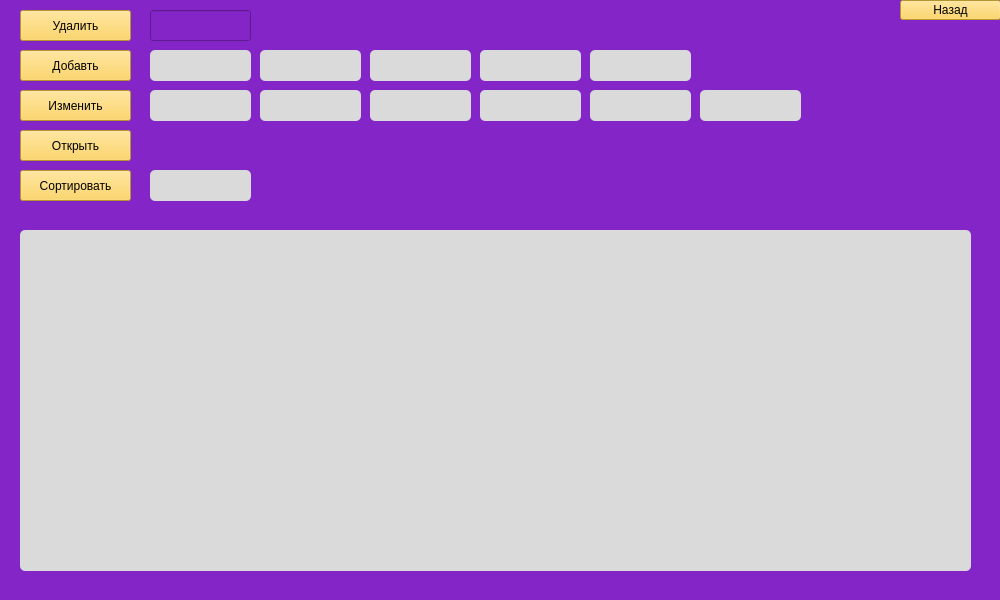
veleus/opiweqbhfgb, file основа/accidentsMain.ui: the form before one commit.
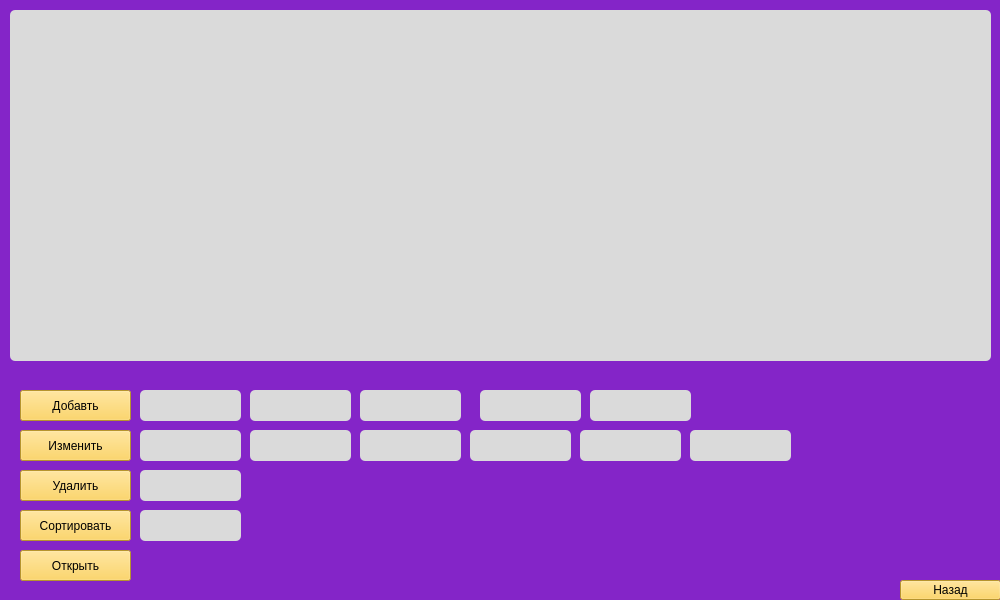
The form after the commit.

The edit to the form file:
```diff
--- a/основа/accidentsMain.ui
+++ b/основа/accidentsMain.ui
@@ -47,10 +47,10 @@
    <widget class="QTableWidget" name="tableWidget">
     <property name="geometry">
      <rect>
-      <x>20</x>
-      <y>230</y>
-      <width>951</width>
-      <height>341</height>
+      <x>10</x>
+      <y>10</y>
+      <width>981</width>
+      <height>351</height>
      </rect>
     </property>
     <property name="styleSheet">
@@ -65,7 +65,7 @@
     <property name="geometry">
      <rect>
       <x>20</x>
-      <y>10</y>
+      <y>470</y>
       <width>111</width>
       <height>31</height>
      </rect>
@@ -82,7 +82,7 @@
     <property name="geometry">
      <rect>
       <x>20</x>
-      <y>50</y>
+      <y>390</y>
       <width>111</width>
       <height>31</height>
      </rect>
@@ -99,7 +99,7 @@
     <property name="geometry">
      <rect>
       <x>20</x>
-      <y>90</y>
+      <y>430</y>
       <width>111</width>
       <height>31</height>
      </rect>
@@ -116,7 +116,7 @@
     <property name="geometry">
      <rect>
       <x>20</x>
-      <y>130</y>
+      <y>550</y>
       <width>111</width>
       <height>31</height>
      </rect>
@@ -133,7 +133,7 @@
     <property name="geometry">
      <rect>
       <x>20</x>
-      <y>170</y>
+      <y>510</y>
       <width>111</width>
       <height>31</height>
      </rect>
@@ -150,7 +150,7 @@
     <property name="geometry">
      <rect>
       <x>900</x>
-      <y>0</y>
+      <y>580</y>
       <width>101</width>
       <height>20</height>
      </rect>
@@ -166,21 +166,22 @@
    <widget class="QLineEdit" name="DellLine">
     <property name="geometry">
      <rect>
-      <x>150</x>
-      <y>10</y>
+      <x>140</x>
+      <y>470</y>
       <width>101</width>
       <height>31</height>
      </rect>
     </property>
     <property name="styleSheet">
-     <string notr="true"/>
+     <string notr="true">background-color: rgb(218, 218, 218);
+border-radius: 5px;</string>
     </property>
    </widget>
    <widget class="QLineEdit" name="AddLine">
     <property name="geometry">
      <rect>
-      <x>150</x>
-      <y>50</y>
+      <x>140</x>
+      <y>390</y>
       <width>101</width>
       <height>31</height>
      </rect>
@@ -193,8 +194,8 @@
    <widget class="QLineEdit" name="AddLine_1">
     <property name="geometry">
      <rect>
-      <x>260</x>
-      <y>50</y>
+      <x>250</x>
+      <y>390</y>
       <width>101</width>
       <height>31</height>
      </rect>
@@ -207,8 +208,8 @@
    <widget class="QLineEdit" name="AddLine_2">
     <property name="geometry">
      <rect>
-      <x>370</x>
-      <y>50</y>
+      <x>360</x>
+      <y>390</y>
       <width>101</width>
       <height>31</height>
      </rect>
@@ -222,7 +223,7 @@
     <property name="geometry">
      <rect>
       <x>480</x>
-      <y>50</y>
+      <y>390</y>
       <width>101</width>
       <height>31</height>
      </rect>
@@ -236,7 +237,7 @@
     <property name="geometry">
      <rect>
       <x>590</x>
-      <y>50</y>
+      <y>390</y>
       <width>101</width>
       <height>31</height>
      </rect>
@@ -249,8 +250,8 @@
    <widget class="QLineEdit" name="ChangeLine_4">
     <property name="geometry">
      <rect>
-      <x>590</x>
-      <y>90</y>
+      <x>580</x>
+      <y>430</y>
       <width>101</width>
       <height>31</height>
      </rect>
@@ -263,8 +264,8 @@
    <widget class="QLineEdit" name="ChangeLine_1">
     <property name="geometry">
      <rect>
-      <x>260</x>
-      <y>90</y>
+      <x>250</x>
+      <y>430</y>
       <width>101</width>
       <height>31</height>
      </rect>
@@ -277,8 +278,8 @@
    <widget class="QLineEdit" name="ChangeLine_2">
     <property name="geometry">
      <rect>
-      <x>370</x>
-      <y>90</y>
+      <x>360</x>
+      <y>430</y>
       <width>101</width>
       <height>31</height>
      </rect>
@@ -291,8 +292,8 @@
    <widget class="QLineEdit" name="ChangeLine_3">
     <property name="geometry">
      <rect>
-      <x>480</x>
-      <y>90</y>
+      <x>470</x>
+      <y>430</y>
       <width>101</width>
       <height>31</height>
      </rect>
@@ -305,8 +306,8 @@
    <widget class="QLineEdit" name="ChangeLine">
     <property name="geometry">
      <rect>
-      <x>150</x>
-      <y>90</y>
+      <x>140</x>
+      <y>430</y>
       <width>101</width>
       <height>31</height>
      </rect>
@@ -319,8 +320,8 @@
    <widget class="QLineEdit" name="ChangeLine_5">
     <property name="geometry">
      <rect>
-      <x>700</x>
-      <y>90</y>
+      <x>690</x>
+      <y>430</y>
       <width>101</width>
       <height>31</height>
      </rect>
@@ -333,8 +334,8 @@
    <widget class="QLineEdit" name="lineEdit_13">
     <property name="geometry">
      <rect>
-      <x>150</x>
-      <y>170</y>
+      <x>140</x>
+      <y>510</y>
       <width>101</width>
       <height>31</height>
      </rect>
```
Left out of the diff: 2 changed lines with no effect on the pictures.
